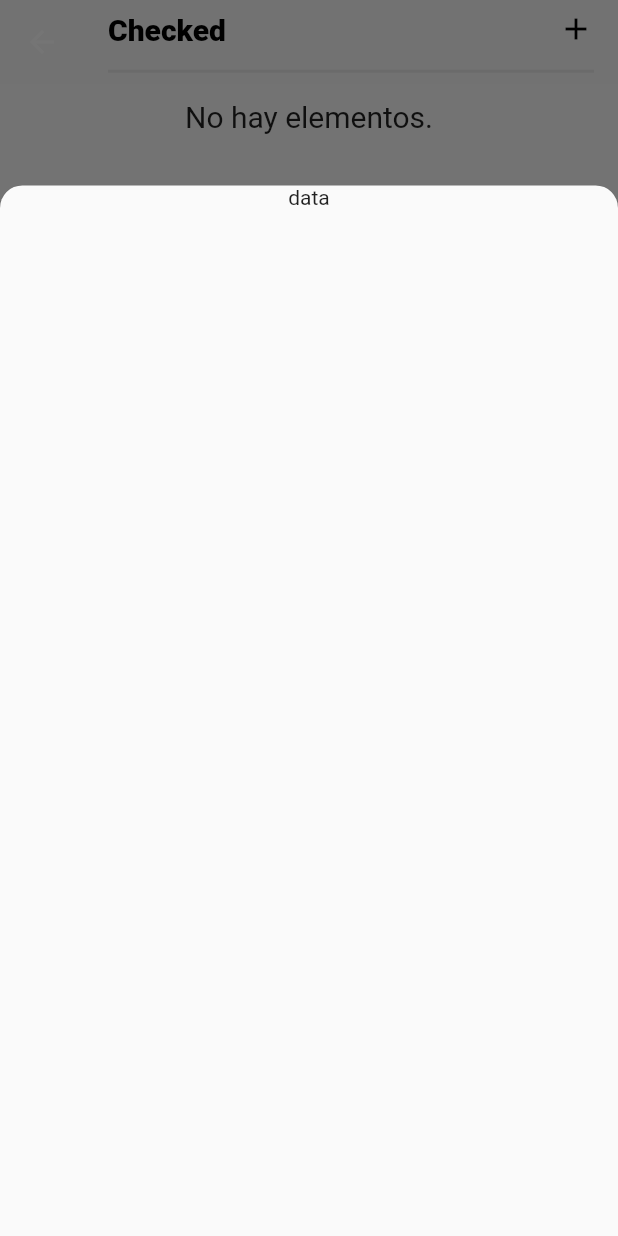
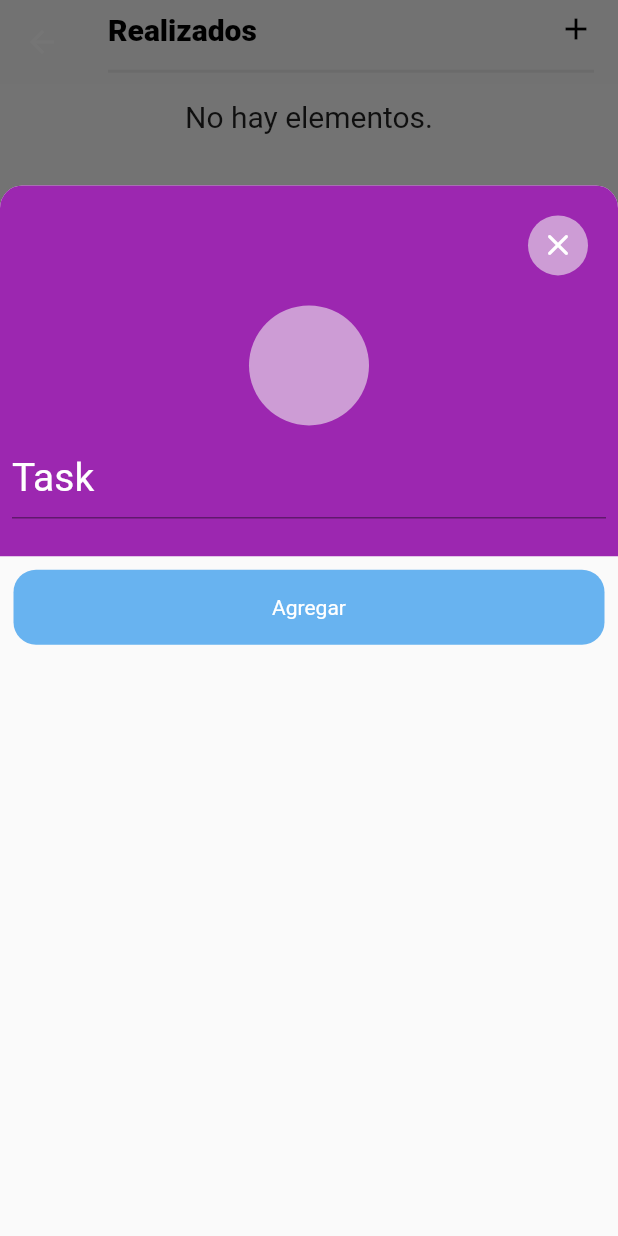
Before and after one commit to RodriiTepatzi/ToDoAppFlutter, a Flutter app: the CheckedView screen opened directly, after a tap on the "add" icon, on a phone screen of 412 x 824 dp. Run offline on Flutter 3.47's test engine with Material 2 defaults, Android fonts, the phone set to English and light mode, and no system bars; our stand-ins replace flutter_staggered_animations, flutter_svg.

Commit message:
adding language and add views

```diff
--- a/todo_flutter/lib/controllers/dashboard_controller.dart
+++ b/todo_flutter/lib/controllers/dashboard_controller.dart
@@ -7,7 +7,7 @@ class DashboardController{
   List<Task> getTasks(){
     List<Task> data = [];
 
-    data.add(Task(title: "Mandar los pendientes de la clase idkaaa", description: "Lolcito", isDone: false, colorTask: Colors.green, dateCreated: DateTime(2023,1,16), emoji: '🎮'));
+    data.add(Task(title: "Mandar los pendientes", description: "Lolcito", isDone: false, colorTask: Colors.green, dateCreated: DateTime(2023,1,16), emoji: '🎮'));
     data.add(Task(title: "Jugar valorantxd", description: "Peor juego del mundo", isDone: false, colorTask: Colors.red, dateCreated: DateTime(2023,1,10)));
     data.add(Task(title: "Jugar valorant", description: "Peor juego del mundo", isDone: false, colorTask: Colors.purple, dateCreated: DateTime(2023,1,1)));
 
--- a/todo_flutter/lib/main.dart
+++ b/todo_flutter/lib/main.dart
@@ -1,5 +1,7 @@
 import 'package:flutter/material.dart';
 import 'package:provider/provider.dart';
+import 'package:todo_flutter/models/enums/language.dart';
+import 'package:todo_flutter/providers/lang_provider.dart';
 import 'package:todo_flutter/providers/task_provider.dart';
 import 'package:todo_flutter/views/tab_bar_view.dart';
 
@@ -8,6 +10,7 @@ void main() {
     MultiProvider(
       providers: [
         ChangeNotifierProvider(create:(_) => TaskProvider()),
+        ChangeNotifierProvider(create:(_) => LangProvider(configuredLang: Language.es)),
       ],
       child: const MyApp(),
     )
@@ -25,7 +28,7 @@ class MyApp extends StatelessWidget {
       theme: ThemeData(
         primarySwatch: Colors.blue,
       ),
-      home: MainTabBarView(),
+      home: const MainTabBarView(),
     );
   }
 }
--- /dev/null
+++ b/todo_flutter/lib/models/enums/language.dart
@@ -0,0 +1,4 @@
+enum Language{
+  es,
+  en
+}
--- a/todo_flutter/lib/other/lang.dart
+++ b/todo_flutter/lib/other/lang.dart
@@ -1,5 +1,18 @@
 class Lang{
+  static Map<String, String> spanish = {
+    'titleDashboardView' : 'Tareas',
+    'titleCheckedView' : 'Realizados',
+    'titleAddView' : 'Añadir',
+    'addButton' : 'Agregar',
+    'textHint' : 'Tarea',
+    '' : '',
+    'a' : '',
+    'b' : '',
+    'unknownError' : 'Error desconocido.',
+  };
 
-
+  static Map<String, String> english = {
+    '' : '',
+  };
 
 }
--- a/todo_flutter/lib/providers/lang_provider.dart
+++ b/todo_flutter/lib/providers/lang_provider.dart
@@ -0,0 +1,20 @@
+import 'package:flutter/material.dart';
+import 'package:todo_flutter/models/enums/language.dart';
+import 'package:todo_flutter/other/lang.dart';
+
+class LangProvider with ChangeNotifier{
+  Language configuredLang;
+  LangProvider({required this.configuredLang});
+
+  String get(String key){
+    if(configuredLang == Language.es){
+      return Lang.spanish[key] != null ? Lang.spanish[key]! : "";
+    }
+    else{
+      return Lang.english[key] != null ? Lang.english[key]! : "";
+    }
+  }
+
+
+
+}
--- a/todo_flutter/lib/views/add_view_modal.dart
+++ b/todo_flutter/lib/views/add_view_modal.dart
@@ -1,5 +1,7 @@
 import 'package:flutter/material.dart';
+import 'package:todo_flutter/providers/lang_provider.dart';
 import 'package:todo_flutter/static/widget_properties.dart';
+import 'package:provider/provider.dart';
 
 class AddViewModal extends StatefulWidget {
   const AddViewModal({Key? key}) : super(key: key);
@@ -9,6 +11,9 @@ class AddViewModal extends StatefulWidget {
 }
 
 class _AddViewModalState extends State<AddViewModal> {
+  Color colorCard = Colors.purple;
+  final TextEditingController _textFieldController = TextEditingController();
+
   @override
   Widget build(BuildContext context) {
     return FractionallySizedBox(
@@ -18,15 +23,86 @@ class _AddViewModalState extends State<AddViewModal> {
           SizedBox(
             height: (MediaQuery.of(context).size.height * 0.85),
             width: MediaQuery.of(context).size.width,
-            child: ListView(
+            child: Column(
               children: [
                 Container(
+                  width: double.infinity,
+                  decoration: BoxDecoration(
+                    color: colorCard,
+                    borderRadius: const BorderRadius.only(topLeft: Radius.circular(roundedCorners), topRight: Radius.circular(roundedCorners)),
+                  ),
                   child: Column(
                     children: [
                       Container(
-                        child: Text("data"),
-                      )
-                    ],
+                        alignment: Alignment.centerRight,
+                        width: double.infinity,
+                        child: GestureDetector(
+                          onTap: () {
+                            Navigator.pop(context, "Closing modal.");
+                          },
+                          child: Container(
+                            alignment: Alignment.center,
+                            margin: const EdgeInsets.all(widgetMargin * 2),
+                            decoration: BoxDecoration(
+                              borderRadius: BorderRadius.circular(20),
+                              color: const Color.fromARGB(149, 240, 240, 240),
+                            ),
+                            height: 40,
+                            width: 40,
+                            child: const Icon(
+                              Icons.close_rounded,
+                              color: Colors.white,
+                            ),
+                          ),
+                        ),
+                      ),
+                      Container(
+                        height: 80,
+                        width: 80,
+                        decoration: BoxDecoration(
+                          borderRadius: BorderRadius.circular(40.0),
+                          color: const Color.fromARGB(149, 240, 240, 240),
+                        ),
+                      ),
+                      Container(
+                        margin: const EdgeInsets.all(8),
+                        child: TextField(
+                          controller: _textFieldController,
+                          style: const TextStyle(
+                            fontSize: 26,
+                            color: Colors.white,
+                          ),
+                          decoration: const InputDecoration(
+                            hintStyle: TextStyle(
+                              color: Colors.white
+                            ),
+                            hintText: "Task",
+                            fillColor: Colors.white,
+                          ),
+                        ),
+                      ),
+                    ]
+                  ),
+                  height: (MediaQuery.of(context).size.height * 0.3),
+                ),
+                GestureDetector(
+                  child: Container(
+                    alignment: Alignment.center,
+                    margin: const EdgeInsets.all(9),
+                    height: 50,
+                    width: double.infinity,
+                    decoration: BoxDecoration(
+                      borderRadius: BorderRadius.circular(roundedCorners),
+                      color: const Color.fromARGB(255, 104, 179, 240)
+                    ),
+                    padding: const EdgeInsets.all(8),
+                    child: Text(
+                      context.read<LangProvider>().get('addButton'),
+                      style: const TextStyle(
+                        color: Colors.white,
+
+                      ),
+                    ),
                   ),
                 ),
               ],
--- a/todo_flutter/lib/views/checked_view.dart
+++ b/todo_flutter/lib/views/checked_view.dart
@@ -1,6 +1,7 @@
 import 'package:flutter/material.dart';
 import 'package:provider/provider.dart';
 import 'package:todo_flutter/controllers/dashboard_controller.dart';
+import 'package:todo_flutter/providers/lang_provider.dart';
 import 'package:todo_flutter/providers/task_provider.dart';
 import 'package:todo_flutter/static/colors.dart';
 import 'package:todo_flutter/static/widget_properties.dart';
@@ -36,10 +37,10 @@ class _CheckedViewState extends State<CheckedView> {
             ),
             child: Row(
               children: [
-                const Text(
-                  "Checked",
+                Text(
+                  context.read<LangProvider>().get('titleCheckedView'),
                   textAlign: TextAlign.left,
-                  style: TextStyle(
+                  style: const TextStyle(
                     color: Colors.black,
                     fontWeight: FontWeight.w900,
                   ),
@@ -63,10 +64,10 @@ class _CheckedViewState extends State<CheckedView> {
                         ),
                       ),
                       builder: (BuildContext context) {
-                        return AddViewModal();
+                        return const AddViewModal();
                       },
                     );
-                  }
+                  },
                 ),
               ],
             ),
--- a/todo_flutter/lib/views/widgets/bottombar_item.dart
+++ b/todo_flutter/lib/views/widgets/bottombar_item.dart
@@ -3,7 +3,7 @@ import 'package:flutter_svg/flutter_svg.dart';
 import 'package:todo_flutter/static/colors.dart';
 
 class BottomBarItem extends StatelessWidget {
-  const BottomBarItem(this.icon, {Key? key, this.onTap, this.color = bottomBarItemColor, this.activeColor = bottomBarItemActiveColor, this.isActive = false, this.isNotified = false});
+  const BottomBarItem(this.icon, {Key? key, this.onTap, this.color = bottomBarItemColor, this.activeColor = bottomBarItemActiveColor, this.isActive = false, this.isNotified = false}) : super(key: key);
   final String icon;
   final Color color;
   final Color activeColor;
--- a/todo_flutter/lib/views/widgets/task_card.dart
+++ b/todo_flutter/lib/views/widgets/task_card.dart
@@ -7,6 +7,7 @@ import 'package:flutter_staggered_animations/flutter_staggered_animations.dart';
 
 import '../../other/dates.dart';
 
+// ignore: must_be_immutable
 class TaskCard extends StatefulWidget {
   final bool isLeft;
   final Task task;
```
Also changed, not shown: todo_flutter/lib/views/dashboard_view.dart (+51 -6 lines).
